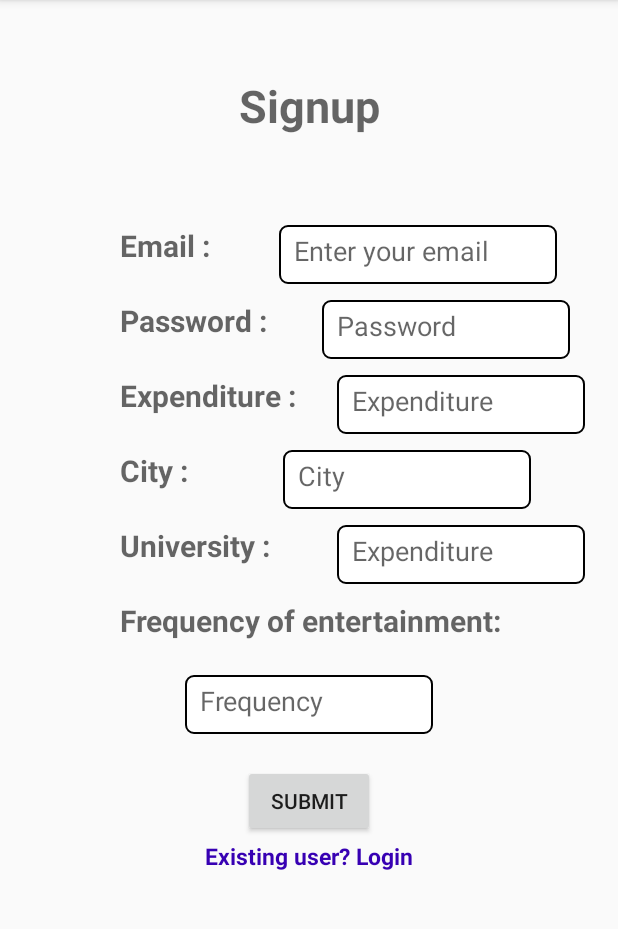
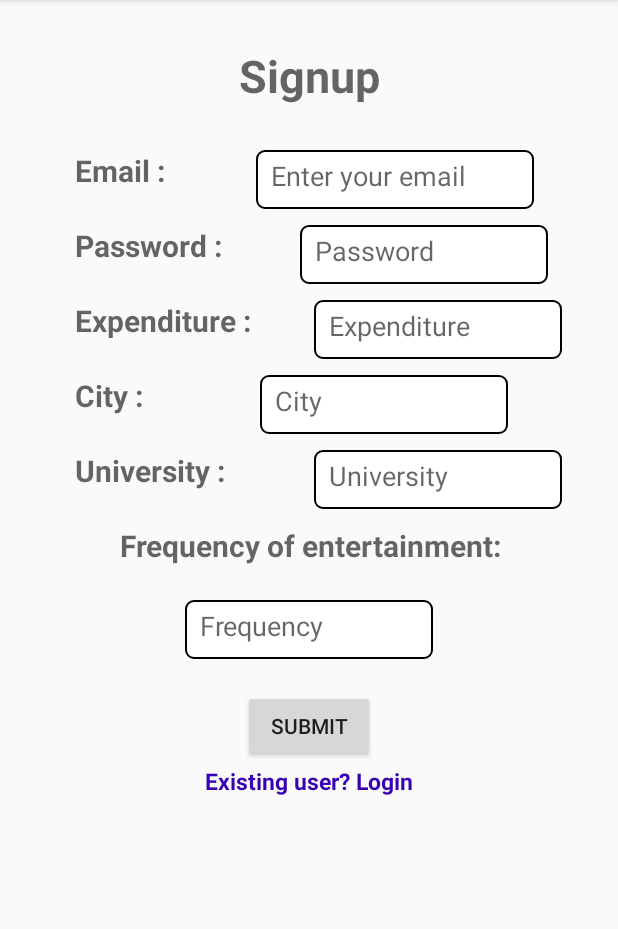
Before and after one commit to Manish-M2018/SpendMine, an Android app: the Signup screen opened directly, with no data from a screen before it, on a phone screen of 412 x 824 dp, the part 84-1013 px from its top. Run offline under Robolectric (Android 15) with nearby library versions, the phone set to English and light mode, and no system bars; our stand-ins replace Firebase (no records; nobody signed in at launch, a user with empty details on screens opened directly).

```diff
--- a/app/src/main/AndroidManifest.xml
+++ b/app/src/main/AndroidManifest.xml
@@ -4,12 +4,13 @@
 
     <application
         android:allowBackup="true"
-        android:icon="@mipmap/ic_launcher"
+        android:icon="@drawable/logo"
         android:label="@string/app_name"
         android:roundIcon="@mipmap/ic_launcher_round"
         android:supportsRtl="true"
         android:theme="@style/AppTheme">
-        <activity android:name=".Signup"></activity>
+        <activity android:name=".Dashboard"></activity>
+        <activity android:name=".Signup" />
         <activity android:name=".Login" />
         <activity android:name=".MainActivity">
             <intent-filter>
--- a/app/src/main/java/com/example/spendmine/Login.java
+++ b/app/src/main/java/com/example/spendmine/Login.java
@@ -32,7 +32,7 @@ public class Login extends AppCompatActivity {
         // Check if user is signed in (non-null) and update UI accordingly.
         FirebaseUser currentUser = mAuth.getCurrentUser();
         if(currentUser != null){
-            Intent mainIntent = new Intent(Login.this, Login.class);
+            Intent mainIntent = new Intent(Login.this, Dashboard.class);
             Login.this.startActivity(mainIntent);
         }
     }
@@ -87,7 +87,8 @@ public class Login extends AppCompatActivity {
                             // Sign in success
                             Log.d("signin", "signInWithEmail:success");
                             FirebaseUser user = mAuth.getCurrentUser();
-
+                            Intent mainIntent = new Intent(Login.this, Dashboard.class);
+                            Login.this.startActivity(mainIntent);
                         } else {
                             // If sign in fails, display a message to the user.
                             Log.w("signin failed", "signInWithEmail:failure", task.getException());
--- a/app/src/main/res/layout/activity_signup.xml
+++ b/app/src/main/res/layout/activity_signup.xml
@@ -13,7 +13,7 @@
         android:textSize="30sp"
         android:textStyle="bold"
         android:textAppearance="@style/TextAppearance.AppCompat.Medium"
-        android:layout_marginTop="50dp"
+        android:layout_marginTop="30dp"
         app:layout_constraintTop_toTopOf="parent"
         app:layout_constraintLeft_toLeftOf="parent"
         app:layout_constraintRight_toRightOf="parent"/>
@@ -25,10 +25,10 @@
         android:text="Email : "
         android:textSize="20sp"
         android:textStyle="bold"
-        android:layout_marginLeft="80dp"
-        android:layout_marginStart="80dp"
+        android:layout_marginLeft="50dp"
+        android:layout_marginStart="50dp"
         android:textAppearance="@style/TextAppearance.AppCompat.Medium"
-        android:layout_marginTop="150dp"
+        android:layout_marginTop="100dp"
         app:layout_constraintTop_toTopOf="parent"
         app:layout_constraintLeft_toLeftOf="parent" />
 
@@ -36,7 +36,7 @@
         android:id="@+id/email"
         android:layout_width="185dp"
         android:layout_height="39dp"
-        android:layout_marginTop="150dp"
+        android:layout_marginTop="100dp"
         android:background="@drawable/rectangle"
         android:layout_gravity="center"
         android:ems="10"
@@ -54,10 +54,10 @@
         android:text="Password : "
         android:textSize="20sp"
         android:textStyle="bold"
-        android:layout_marginLeft="80dp"
-        android:layout_marginStart="80dp"
+        android:layout_marginLeft="50dp"
+        android:layout_marginStart="50dp"
         android:textAppearance="@style/TextAppearance.AppCompat.Medium"
-        android:layout_marginTop="200dp"
+        android:layout_marginTop="150dp"
         app:layout_constraintTop_toTopOf="parent"
         app:layout_constraintLeft_toLeftOf="parent"/>
 
@@ -65,7 +65,7 @@
         android:id="@+id/pass"
         android:layout_width="165dp"
         android:layout_height="39dp"
-        android:layout_marginTop="200dp"
+        android:layout_marginTop="150dp"
         android:background="@drawable/rectangle"
         android:layout_gravity="center"
         android:ems="10"
@@ -83,10 +83,10 @@
         android:text="Expenditure : "
         android:textSize="20sp"
         android:textStyle="bold"
-        android:layout_marginLeft="80dp"
-        android:layout_marginStart="80dp"
+        android:layout_marginLeft="50dp"
+        android:layout_marginStart="50dp"
         android:textAppearance="@style/TextAppearance.AppCompat.Medium"
-        android:layout_marginTop="250dp"
+        android:layout_marginTop="200dp"
         app:layout_constraintTop_toTopOf="parent"
         app:layout_constraintLeft_toLeftOf="parent"/>
 
@@ -94,7 +94,7 @@
         android:id="@+id/expenditure"
         android:layout_width="165dp"
         android:layout_height="39dp"
-        android:layout_marginTop="250dp"
+        android:layout_marginTop="200dp"
         android:background="@drawable/rectangle"
         android:layout_gravity="center"
         android:ems="10"
@@ -112,10 +112,10 @@
         android:text="City : "
         android:textSize="20sp"
         android:textStyle="bold"
-        android:layout_marginLeft="80dp"
-        android:layout_marginStart="80dp"
+        android:layout_marginLeft="50dp"
+        android:layout_marginStart="50dp"
         android:textAppearance="@style/TextAppearance.AppCompat.Medium"
-        android:layout_marginTop="300dp"
+        android:layout_marginTop="250dp"
         app:layout_constraintTop_toTopOf="parent"
         app:layout_constraintLeft_toLeftOf="parent"/>
 
@@ -123,7 +123,7 @@
         android:id="@+id/city"
         android:layout_width="165dp"
         android:layout_height="39dp"
-        android:layout_marginTop="300dp"
+        android:layout_marginTop="250dp"
         android:background="@drawable/rectangle"
         android:layout_gravity="center"
         android:ems="10"
@@ -141,10 +141,10 @@
         android:text="University : "
         android:textSize="20sp"
         android:textStyle="bold"
-        android:layout_marginLeft="80dp"
-        android:layout_marginStart="80dp"
+        android:layout_marginLeft="50dp"
+        android:layout_marginStart="50dp"
         android:textAppearance="@style/TextAppearance.AppCompat.Medium"
-        android:layout_marginTop="350dp"
+        android:layout_marginTop="300dp"
         app:layout_constraintTop_toTopOf="parent"
         app:layout_constraintLeft_toLeftOf="parent"/>
 
@@ -152,11 +152,11 @@
         android:id="@+id/university"
         android:layout_width="165dp"
         android:layout_height="39dp"
-        android:layout_marginTop="350dp"
+        android:layout_marginTop="300dp"
         android:background="@drawable/rectangle"
         android:layout_gravity="center"
         android:ems="10"
-        android:hint="Expenditure"
+        android:hint="University"
         android:inputType="text"
         android:padding="10dp"
         app:layout_constraintTop_toTopOf="parent"
@@ -173,7 +173,7 @@
         android:layout_marginLeft="80dp"
         android:layout_marginStart="80dp"
         android:textAppearance="@style/TextAppearance.AppCompat.Medium"
-        android:layout_marginTop="400dp"
+        android:layout_marginTop="350dp"
         app:layout_constraintTop_toTopOf="parent"
         app:layout_constraintLeft_toLeftOf="parent"/>
 
@@ -181,7 +181,7 @@
         android:id="@+id/frequency"
         android:layout_width="165dp"
         android:layout_height="39dp"
-        android:layout_marginTop="450dp"
+        android:layout_marginTop="400dp"
         android:background="@drawable/rectangle"
         android:layout_gravity="center"
         android:ems="10"
@@ -198,7 +198,7 @@
         android:layout_height="wrap_content"
         android:text="Submit"
         android:padding="10dp"
-        android:layout_marginTop="510dp"
+        android:layout_marginTop="460dp"
         app:layout_constraintTop_toTopOf="parent"
         app:layout_constraintLeft_toLeftOf="parent"
         app:layout_constraintRight_toRightOf="parent"/>
@@ -212,7 +212,7 @@
         android:textStyle="bold"
         android:textColor="@color/colorPrimaryDark"
         android:textAppearance="@style/TextAppearance.AppCompat.Medium"
-        android:layout_marginTop="560dp"
+        android:layout_marginTop="510dp"
         app:layout_constraintTop_toTopOf="parent"
         app:layout_constraintLeft_toLeftOf="parent"
         app:layout_constraintRight_toRightOf="parent"/>
```
Also changed, not shown: app/src/main/java/com/example/spendmine/Dashboard.java (added, +69 -0 lines), app/src/main/java/com/example/spendmine/Signup.java (+11 -6 lines), app/src/main/res/layout/activity_dashboard.xml (added, +20 -0 lines), app/src/main/res/layout/logout_popup.xml (added, +59 -0 lines), app/src/main/res/menu/toolbar_menu.xml (added, +8 -0 lines).
